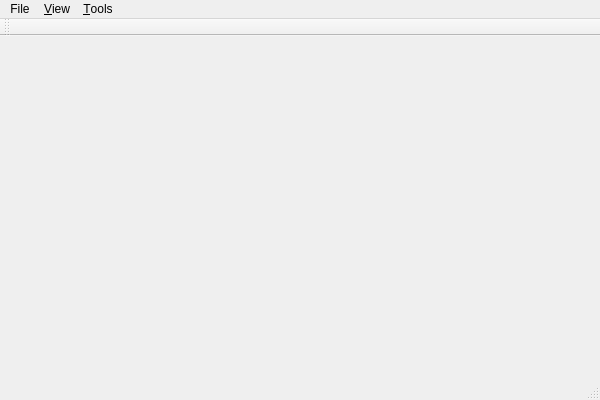
Old version of the form logging_calibr/lcmainwindow.ui in the repository zhangxudongcn/well_dev.
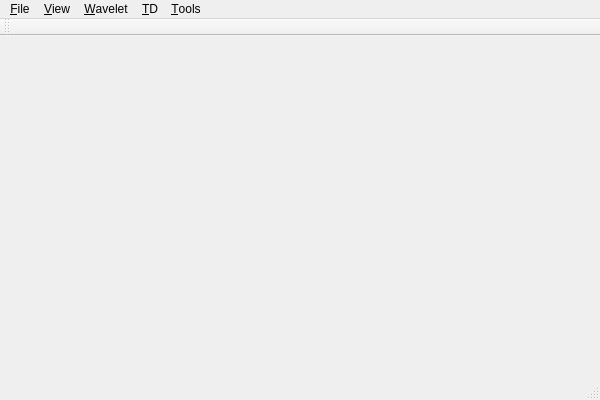
New version of the form.

```diff
--- a/logging_calibr/lcmainwindow.ui
+++ b/logging_calibr/lcmainwindow.ui
@@ -20,12 +20,12 @@
      <x>0</x>
      <y>0</y>
      <width>600</width>
-     <height>23</height>
+     <height>24</height>
     </rect>
    </property>
    <widget class="QMenu" name="menuFile">
     <property name="title">
-     <string>File</string>
+     <string>&amp;File</string>
     </property>
     <addaction name="action_open"/>
     <addaction name="action_quit"/>
@@ -41,8 +41,23 @@
     </property>
     <addaction name="action_Options"/>
    </widget>
+   <widget class="QMenu" name="menuData">
+    <property name="title">
+     <string>&amp;Wavelet</string>
+    </property>
+    <addaction name="actionWavelet"/>
+    <addaction name="actionTimeDepthCurve"/>
+   </widget>
+   <widget class="QMenu" name="menuTD">
+    <property name="title">
+     <string>&amp;TD</string>
+    </property>
+    <addaction name="actionUpdate_TD"/>
+   </widget>
    <addaction name="menuFile"/>
    <addaction name="menu_View"/>
+   <addaction name="menuData"/>
+   <addaction name="menuTD"/>
    <addaction name="menuTools"/>
   </widget>
   <widget class="QToolBar" name="mainToolBar">
```
Left out of the diff: 15 changed lines with no effect on the pictures.
